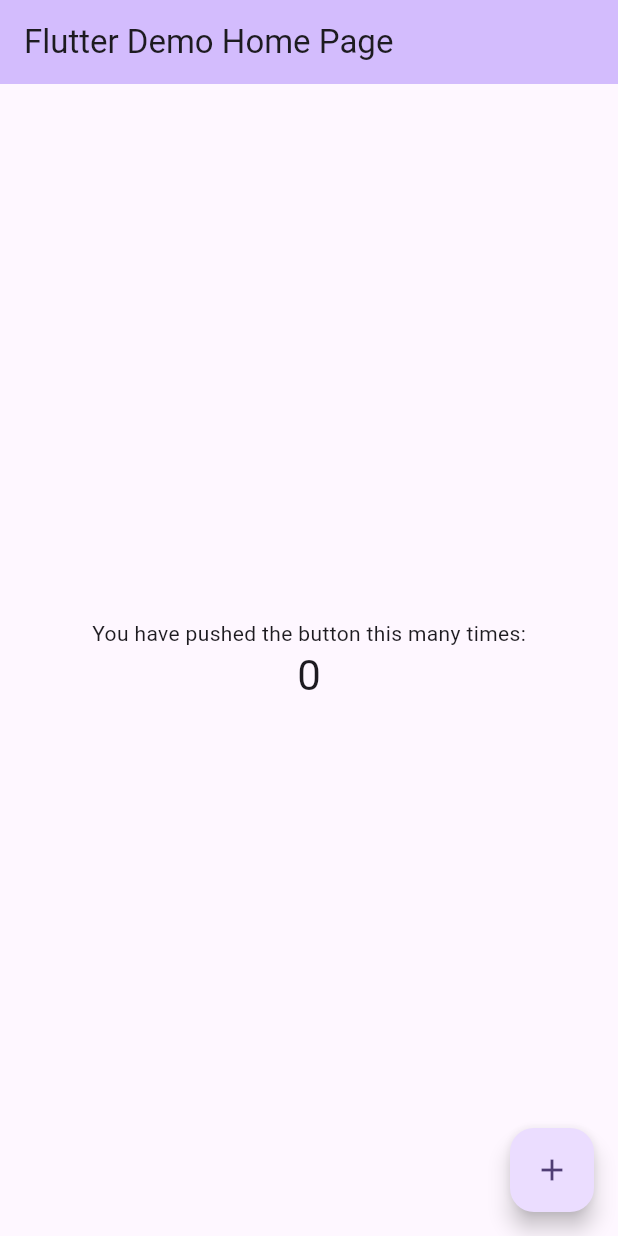
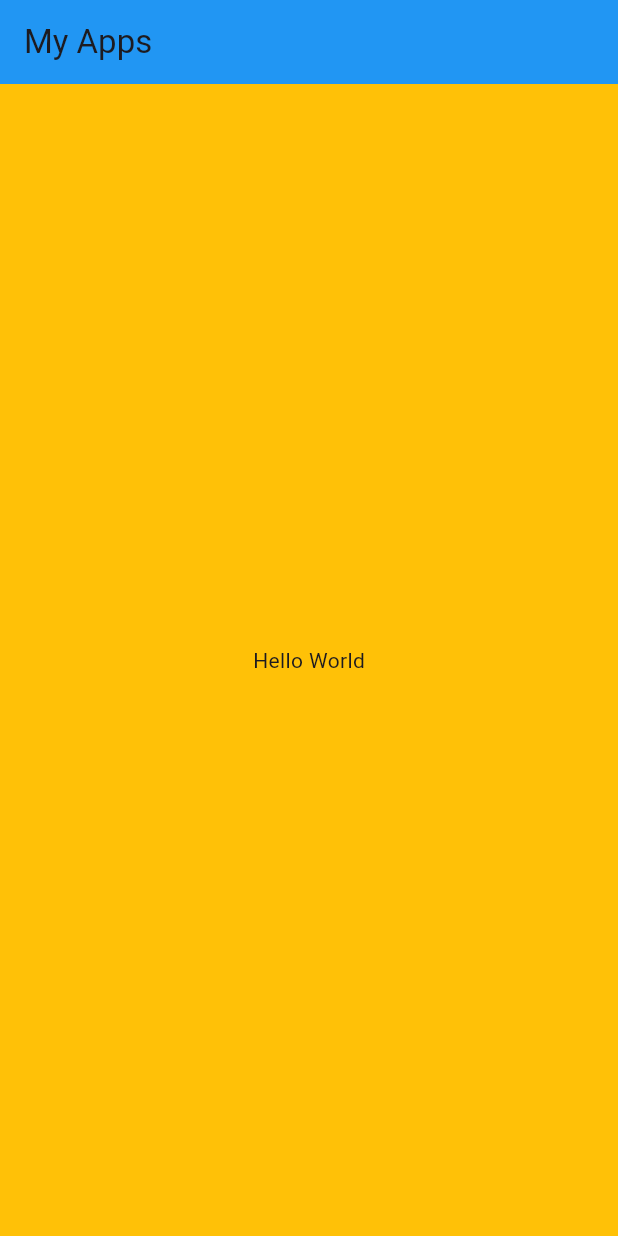
Before and after one commit to FaustaAkbar/learnFLutter1, a Flutter app: the screen it shows after launch, on a phone screen of 412 x 824 dp. Run offline on Flutter 3.47's test engine with Material 3 defaults, Android fonts, the light colour scheme and no system bars.

Commit message:
Widget Dasar

```diff
--- a/lib/main.dart
+++ b/lib/main.dart
@@ -1,125 +1,37 @@
 import 'package:flutter/material.dart';
 
 void main() {
-  runApp(const MyApp());
+  runApp(myApp());
 }
 
-class MyApp extends StatelessWidget {
-  const MyApp({super.key});
-
-  // This widget is the root of your application.
+class myApp extends StatelessWidget {
   @override
   Widget build(BuildContext context) {
+    // TODO: implement build
     return MaterialApp(
-      title: 'Flutter Demo',
-      theme: ThemeData(
-        // This is the theme of your application.
-        //
-        // TRY THIS: Try running your application with "flutter run". You'll see
-        // the application has a purple toolbar. Then, without quitting the app,
-        // try changing the seedColor in the colorScheme below to Colors.green
-        // and then invoke "hot reload" (save your changes or press the "hot
-        // reload" button in a Flutter-supported IDE, or press "r" if you used
-        // the command line to start the app).
-        //
-        // Notice that the counter didn't reset back to zero; the application
-        // state is not lost during the reload. To reset the state, use hot
-        // restart instead.
-        //
-        // This works for code too, not just values: Most code changes can be
-        // tested with just a hot reload.
-        colorScheme: ColorScheme.fromSeed(seedColor: Colors.deepPurple),
-        useMaterial3: true,
+      debugShowCheckedModeBanner: false,
+      home: Scaffold(
+        backgroundColor: Colors.amber,
+        body: Center(
+          child: Text("Hello World"),
+        ),
+        appBar: AppBar(
+          title: Text("My Apps"),
+          backgroundColor: Colors.blue,
+        ),
       ),
-      home: const MyHomePage(title: 'Flutter Demo Home Page'),
     );
   }
 }
 
-class MyHomePage extends StatefulWidget {
-  const MyHomePage({super.key, required this.title});
-
-  // This widget is the home page of your application. It is stateful, meaning
-  // that it has a State object (defined below) that contains fields that affect
-  // how it looks.
-
-  // This class is the configuration for the state. It holds the values (in this
-  // case the title) provided by the parent (in this case the App widget) and
-  // used by the build method of the State. Fields in a Widget subclass are
-  // always marked "final".
-
-  final String title;
-
-  @override
-  State<MyHomePage> createState() => _MyHomePageState();
+// Pada Scaffold atau pun widget yang lain sama seperti contoh dibawah ini untuk ilustrasinya
+/*
+class Orang{
+  var nama;
+  int umur;
+  Orang({this.nama this.umur});
 }
 
-class _MyHomePageState extends State<MyHomePage> {
-  int _counter = 0;
-
-  void _incrementCounter() {
-    setState(() {
-      // This call to setState tells the Flutter framework that something has
-      // changed in this State, which causes it to rerun the build method below
-      // so that the display can reflect the updated values. If we changed
-      // _counter without calling setState(), then the build method would not be
-      // called again, and so nothing would appear to happen.
-      _counter++;
-    });
-  }
-
-  @override
-  Widget build(BuildContext context) {
-    // This method is rerun every time setState is called, for instance as done
-    // by the _incrementCounter method above.
-    //
-    // The Flutter framework has been optimized to make rerunning build methods
-    // fast, so that you can just rebuild anything that needs updating rather
-    // than having to individually change instances of widgets.
-    return Scaffold(
-      appBar: AppBar(
-        // TRY THIS: Try changing the color here to a specific color (to
-        // Colors.amber, perhaps?) and trigger a hot reload to see the AppBar
-        // change color while the other colors stay the same.
-        backgroundColor: Theme.of(context).colorScheme.inversePrimary,
-        // Here we take the value from the MyHomePage object that was created by
-        // the App.build method, and use it to set our appbar title.
-        title: Text(widget.title),
-      ),
-      body: Center(
-        // Center is a layout widget. It takes a single child and positions it
-        // in the middle of the parent.
-        child: Column(
-          // Column is also a layout widget. It takes a list of children and
-          // arranges them vertically. By default, it sizes itself to fit its
-          // children horizontally, and tries to be as tall as its parent.
-          //
-          // Column has various properties to control how it sizes itself and
-          // how it positions its children. Here we use mainAxisAlignment to
-          // center the children vertically; the main axis here is the vertical
-          // axis because Columns are vertical (the cross axis would be
-          // horizontal).
-          //
-          // TRY THIS: Invoke "debug painting" (choose the "Toggle Debug Paint"
-          // action in the IDE, or press "p" in the console), to see the
-          // wireframe for each widget.
-          mainAxisAlignment: MainAxisAlignment.center,
-          children: <Widget>[
-            const Text(
-              'You have pushed the button this many times:',
-            ),
-            Text(
-              '$_counter',
-              style: Theme.of(context).textTheme.headlineMedium,
-            ),
-          ],
-        ),
-      ),
-      floatingActionButton: FloatingActionButton(
-        onPressed: _incrementCounter,
-        tooltip: 'Increment',
-        child: const Icon(Icons.add),
-      ), // This trailing comma makes auto-formatting nicer for build methods.
-    );
-  }
-}
+(nama:) ini adalah name argumen
+Orang(nama: "Fausta");
+*/
```
